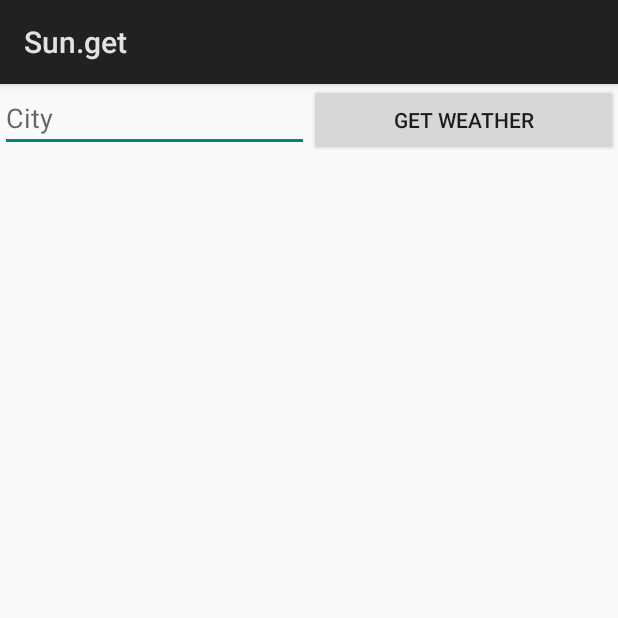
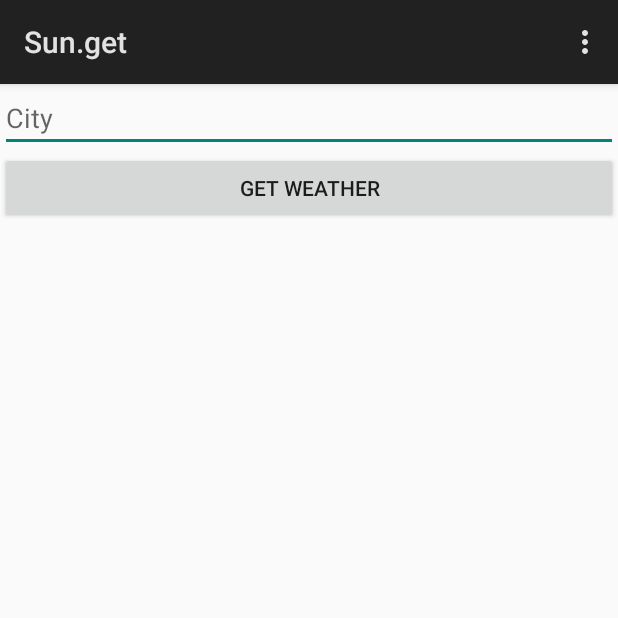
Before and after one commit to HosseinYousefi/Sun.get, an Android app: the screen it shows after launch (MainActivity), on a phone screen of 412 x 824 dp, the top half of it. Run offline under Robolectric (Android 15) with nearby library versions, the phone set to English and light mode, and no system bars; libraries missing offline, so code that uses them is left out: io.realm, jp.wasabeef.recyclerview; 8 statements that could not run were skipped.

Commit message:
+colors +reload +weatherinfo +menu

```diff
--- a/app/src/main/AndroidManifest.xml
+++ b/app/src/main/AndroidManifest.xml
@@ -1,9 +1,11 @@
 <?xml version="1.0" encoding="utf-8"?>
 <manifest xmlns:android="http://schemas.android.com/apk/res/android"
     package="space.harbour.sunget">
+
     <uses-permission android:name="android.permission.ACCESS_NETWORK_STATE" />
     <uses-permission android:name="android.permission.INTERNET" />
-	<uses-permission android:name="android.permission.ACCESS_COARSE_LOCATION"/>
+    <uses-permission android:name="android.permission.ACCESS_COARSE_LOCATION" />
+
     <application
         android:name=".Sunget"
         android:allowBackup="true"
@@ -19,6 +21,7 @@
                 <category android:name="android.intent.category.LAUNCHER" />
             </intent-filter>
         </activity>
+        <activity android:name=".WeatherInfoActivity"></activity>
     </application>
 
 </manifest>
--- a/app/src/main/java/space/harbour/sunget/Astronomy.java
+++ b/app/src/main/java/space/harbour/sunget/Astronomy.java
@@ -1,6 +1,4 @@
 package space.harbour.sunget;
-
-import java.time.LocalTime;
 
 import io.realm.RealmObject;
 
--- a/app/src/main/java/space/harbour/sunget/MainActivity.java
+++ b/app/src/main/java/space/harbour/sunget/MainActivity.java
@@ -5,16 +5,20 @@ import android.content.Context;
 import android.net.ConnectivityManager;
 import android.net.NetworkInfo;
 import android.os.Bundle;
+import android.support.v4.widget.SwipeRefreshLayout;
 import android.support.v7.widget.LinearLayoutManager;
 import android.support.v7.widget.RecyclerView;
+import android.view.Menu;
+import android.view.MenuInflater;
+import android.view.MenuItem;
 import android.view.View;
 import android.widget.EditText;
-import android.widget.TextView;
 import android.widget.Toast;
 
 import io.realm.Realm;
 import io.realm.RealmChangeListener;
 import io.realm.RealmResults;
+import jp.wasabeef.recyclerview.animators.SlideInUpAnimator;
 
 /**
  * Public class extending Activity and representing
@@ -30,6 +34,7 @@ public class MainActivity extends Activity {
 	private RecyclerView.LayoutManager mLayoutManager;
     private RealmResults<Weather> weathers;
     private EditText cityEditText;
+    private SwipeRefreshLayout mSwipeRefreshLayout;
     private Realm realm;
 
     private boolean isNetworkAvailable() {
@@ -61,26 +66,29 @@ public class MainActivity extends Activity {
 
 		cityEditText = findViewById(R.id.cityEditText);
 
+        // Setting up recycler view
+        mRecyclerView = findViewById(R.id.my_recycler_view);
+        mRecyclerView.setHasFixedSize(true);
+        mLayoutManager = new LinearLayoutManager(this);
+        mRecyclerView.setLayoutManager(mLayoutManager);
+        mAdapter = new WeatherAdapter(getApplicationContext());
+        mRecyclerView.setAdapter(mAdapter);
+
+        // Setting up the animation
+        mRecyclerView.setItemAnimator(new SlideInUpAnimator());
+
 		// Get all the previous weathers in the database
-        Realm.deleteRealm(Realm.getDefaultConfiguration());
+        // Realm.deleteRealm(Realm.getDefaultConfiguration()); // Resetting the DB
         realm = Realm.getDefaultInstance();
         weathers = realm.where(Weather.class).findAllAsync();
         weathers.addChangeListener(realmChangeListener);
 
-        // Setting up recycler view
-		mRecyclerView = findViewById(R.id.my_recycler_view);
-		mRecyclerView.setHasFixedSize(true);
-		mLayoutManager = new LinearLayoutManager(this);
-		mRecyclerView.setLayoutManager(mLayoutManager);
-		mAdapter = new WeatherAdapter(getApplicationContext());
-		mRecyclerView.setAdapter(mAdapter);
+        // Setting swipe to refresh
+        mSwipeRefreshLayout = findViewById(R.id.swipe_refresh);
+        mSwipeRefreshLayout.setOnRefreshListener(() -> refreshData());
 
         // Updating the weathers in saved city
-        if (isNetworkAvailable()) {
-            for (Weather w: weathers) {
-                Sun.get(w.location.city, null);
-            }
-        }
+        refreshData();
 
 	}
 
@@ -94,6 +102,36 @@ public class MainActivity extends Activity {
         });
     }
 
+    public void refreshData() {
+        if (isNetworkAvailable()) {
+            for (Weather w: weathers) {
+                Sun.get(w.location.city, null);
+            }
+        } else {
+            Toast.makeText(this.mRecyclerView.getContext(), "No internet connection!", Toast.LENGTH_SHORT).show();
+        }
+        mSwipeRefreshLayout.setRefreshing(false);
+    }
+
+    // Loading the menu
+    @Override
+    public boolean onCreateOptionsMenu(Menu menu) {
+        MenuInflater inflater = getMenuInflater();
+        inflater.inflate(R.menu.main_menu, menu);
+        return true;
+    }
+
+    @Override
+    public boolean onOptionsItemSelected(MenuItem item) {
+        // Handle item selection
+        switch (item.getItemId()) {
+            case R.id.menu_refresh:
+                refreshData();
+                return true;
+            default:
+                return super.onOptionsItemSelected(item);
+        }
+    }
     @Override
     protected void onDestroy() {
         super.onDestroy();
--- a/app/src/main/res/layout/activity_main.xml
+++ b/app/src/main/res/layout/activity_main.xml
@@ -7,17 +7,11 @@
     android:layout_height="match_parent"
     tools:context=".MainActivity">
 
-	<LinearLayout
-		android:layout_width="match_parent"
-		android:layout_height="wrap_content"
-		android:orientation="horizontal">
-
     <EditText
         android:id="@+id/cityEditText"
         android:layout_height="wrap_content"
         android:layout_gravity="start"
-			android:layout_width="0dp"
-			android:layout_weight="1"
+        android:layout_width="match_parent"
         android:ems="10"
         android:inputType="textPersonName"
         android:hint="@string/city" />
@@ -25,17 +19,19 @@
     <Button
         android:id="@+id/getWeather"
         android:layout_gravity="end"
-			android:layout_width="0dp"
-			android:layout_weight="1"
+        android:layout_width="match_parent"
         android:layout_height="wrap_content"
         android:text="@string/get_weather"
         android:onClick="getWeather"/>
-	</LinearLayout>
-
+    <android.support.v4.widget.SwipeRefreshLayout
+        xmlns:android="http://schemas.android.com/apk/res/android"
+        android:id="@+id/swipe_refresh"
+        android:layout_width="match_parent"
+        android:layout_height="match_parent">
         <android.support.v7.widget.RecyclerView
             android:id="@+id/my_recycler_view"
             android:scrollbars="vertical"
             android:layout_width="match_parent"
             android:layout_height="match_parent"/>
-
+    </android.support.v4.widget.SwipeRefreshLayout>
 </LinearLayout>
--- /dev/null
+++ b/app/src/main/res/menu/main_menu.xml
@@ -0,0 +1,7 @@
+<?xml version="1.0" encoding="utf-8"?>
+<menu xmlns:android="http://schemas.android.com/apk/res/android">
+    <item
+        android:id="@+id/menu_refresh"
+        android:showAsAction="never"
+        android:title="@string/menu_refresh"/>
+</menu>
--- /dev/null
+++ b/app/src/main/res/values/integers.xml
@@ -0,0 +1,4 @@
+<?xml version="1.0" encoding="utf-8"?>
+<resources>
+    <integer name="anim_duration_medium">1</integer>
+</resources>
--- a/app/src/main/res/values/strings.xml
+++ b/app/src/main/res/values/strings.xml
@@ -52,4 +52,5 @@
     <string name="wi_yahoo_46">&#xf01b;</string>
     <string name="wi_yahoo_47">&#xf00e;</string>
     <string name="wi_yahoo_3200">&#xf077;</string>
+    <string name="menu_refresh">Reload data</string>
 </resources>
```
Also changed, not shown: app/build.gradle (+6 -4 lines), app/src/main/java/space/harbour/sunget/WeatherAdapter.java (+42 -1 lines), app/src/main/java/space/harbour/sunget/WeatherInfoActivity.java (added, +40 -0 lines), app/src/main/res/layout/activity_weather_info.xml (added, +38 -0 lines), app/src/main/res/layout/weather_element.xml (+11 -14 lines), app/src/main/res/values/colors.xml (+49 -0 lines). Lines whose indentation alone changed are shown as unchanged.
